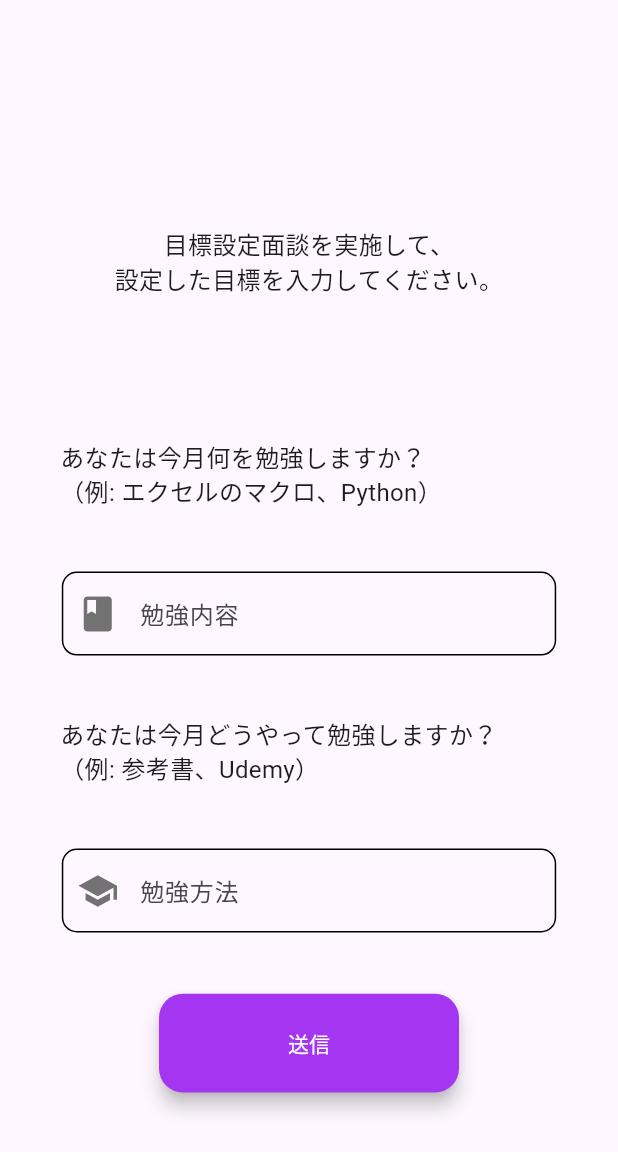
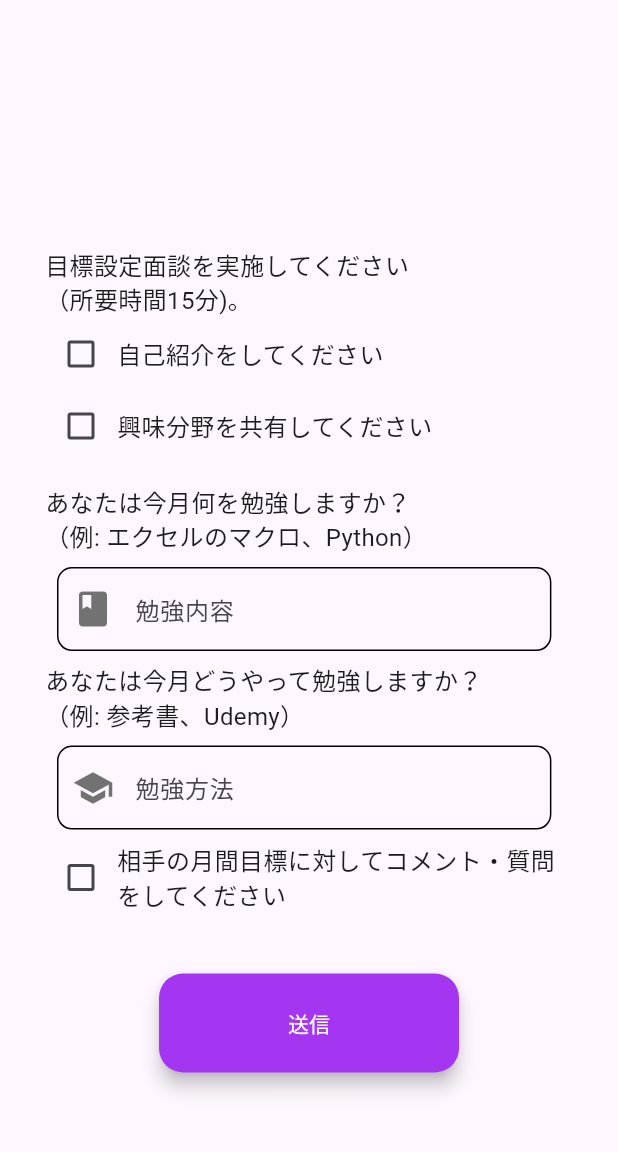
Before and after one commit to watackeech/reskill-x, a Flutter app: the MyHomePage screen opened directly, on a phone screen of 412 x 824 dp. Shown: the top 1152 px of the screen. Run offline on Flutter 3.47's test engine with Material 2 defaults, Android fonts, the phone set to English and light mode, and no system bars; our stand-ins replace cloud_firestore, convex_bottom_bar, firebase_auth, firebase_core, firebase_storage, flutter_animation_progress_bar and 5 more; missing offline and left inert: flutter_multi_select_items; accounts and stored records are empty.

Commit message:
目標設定フォームの内容を修正

```diff
--- a/lib/view/set_goal_form_screen.dart
+++ b/lib/view/set_goal_form_screen.dart
@@ -3,9 +3,11 @@ import 'package:reskill_x/constant/colors.dart';
 import '../component/main_button.dart';
 import '../component/text_input_field.dart';
 import 'goal_screans/goal_screen.dart';
+
 void main() {
   runApp(SetGoalFormScreen());
 }
+
 class SetGoalFormScreen extends StatelessWidget {
   @override
   Widget build(BuildContext context) {
@@ -17,9 +19,19 @@ class SetGoalFormScreen extends StatelessWidget {
     );
   }
 }
-class MyHomePage extends StatelessWidget {
+
+class MyHomePage extends StatefulWidget {
+  @override
+  _MyHomePageState createState() => _MyHomePageState();
+}
+
+class _MyHomePageState extends State<MyHomePage> {
   final TextEditingController inputController1 = TextEditingController();
   final TextEditingController inputController2 = TextEditingController();
+  bool isIntroductionChecked = false;
+  bool isInterestChecked = false;
+  bool isQuestionChecked = false;
+
   @override
   Widget build(BuildContext context) {
     return Scaffold(
@@ -27,25 +39,69 @@ class MyHomePage extends StatelessWidget {
       body: Center(
         child: SingleChildScrollView(
           child: SizedBox(
-            height: MediaQuery.of(context).size.height * 0.7,
+            height: MediaQuery.of(context).size.height * 0.75,
+            child: Column(
+              mainAxisAlignment: MainAxisAlignment.center,
+              children: [
+                Padding(
+                  padding: const EdgeInsets.only(left: 30.0),
                   child: Column(
                     mainAxisAlignment: MainAxisAlignment.spaceBetween,
+                    crossAxisAlignment: CrossAxisAlignment.start,
                     children: <Widget>[
                       Text(
-                  '目標設定面談を実施して、\n設定した目標を入力してください。',
-                  textAlign: TextAlign.center,
+                        '目標設定面談を実施してください\n（所要時間15分)。',
+                        textAlign: TextAlign.left,
                         style: TextStyle(fontSize: 16),
                       ),
-                SizedBox(height: 30),
                       Align(
                         alignment: Alignment.centerLeft,
-                  child: Padding(
-                    padding: const EdgeInsets.only(left: 40.0),
+                        child: Row(
+                          children: [
+                            Checkbox(
+                              value: isIntroductionChecked,
+                              onChanged: (bool? newValue) {
+                                setState(() {
+                                  isIntroductionChecked = newValue ?? false;
+                                });
+                              },
+                            ),
+                            Text(
+                              '自己紹介をしてください',
+                              textAlign: TextAlign.left,
+                              style: TextStyle(fontSize: 16),
+                            ),
+                          ],
+                        ),
+                      ),
+                      // 以下の部分を追加
+                      Align(
+                        alignment: Alignment.centerLeft,
+                        child: Row(
+                          children: [
+                            Checkbox(
+                              value: isInterestChecked,
+                              onChanged: (bool? newValue) {
+                                setState(() {
+                                  isInterestChecked = newValue ?? false;
+                                });
+                              },
+                            ),
+                            Text(
+                              '興味分野を共有してください',
+                              textAlign: TextAlign.left,
+                              style: TextStyle(fontSize: 16),
+                            ),
+                          ],
+                        ),
+                      ),
+                      SizedBox(height: 15),
+                      Align(
+                        alignment: Alignment.centerLeft,
                         child: Text(
                           'あなたは今月何を勉強しますか？\n（例: エクセルのマクロ、Python）',
                           textAlign: TextAlign.left,
                           style: TextStyle(fontSize: 16),
-                    ),
                         ),
                       ),
                       TextInputField(
@@ -55,13 +111,10 @@ class MyHomePage extends StatelessWidget {
                       ),
                       Align(
                         alignment: Alignment.centerLeft,
-                  child: Padding(
-                    padding: const EdgeInsets.only(left: 40.0),
                         child: Text(
                           'あなたは今月どうやって勉強しますか？\n（例: 参考書、Udemy）',
                           textAlign: TextAlign.left,
                           style: TextStyle(fontSize: 16),
-                    ),
                         ),
                       ),
                       TextInputField(
@@ -69,6 +122,30 @@ class MyHomePage extends StatelessWidget {
                         icon: Icons.school,
                         label: '勉強方法',
                       ),
+                      Align(
+                        alignment: Alignment.centerLeft,
+                        child: Row(
+                          children: [
+                            Checkbox(
+                              value: isQuestionChecked,
+                              onChanged: (bool? newValue) {
+                                setState(() {
+                                  isQuestionChecked = newValue ?? false;
+                                });
+                              },
+                            ),
+                            Text(
+                              '相手の月間目標に対してコメント・質問\nをしてください',
+                              textAlign: TextAlign.left,
+                              style: TextStyle(fontSize: 16),
+                            ),
+                          ],
+                        ),
+                      ),
+                    ],
+                  ),
+                ),
+                SizedBox(height: 40,),
                 MainButton(
                   buttonColor: kPrime,
                   buttonTitle: '送信',
@@ -79,7 +156,10 @@ class MyHomePage extends StatelessWidget {
                     print('入力フォーム2の値: $text2');
                     inputController1.clear();
                     inputController2.clear();
-                    Navigator.push(context, MaterialPageRoute(builder: (context) => GoalScreen()));
+                    Navigator.push(
+                      context,
+                      MaterialPageRoute(builder: (context) => GoalScreen()),
+                    );
                   },
                   textStyle: TextStyle(color: Colors.white),
                 ),
```
Also changed, not shown: lib/view/profile_screens/signup_screen.dart (added). Lines whose indentation alone changed are shown as unchanged.
